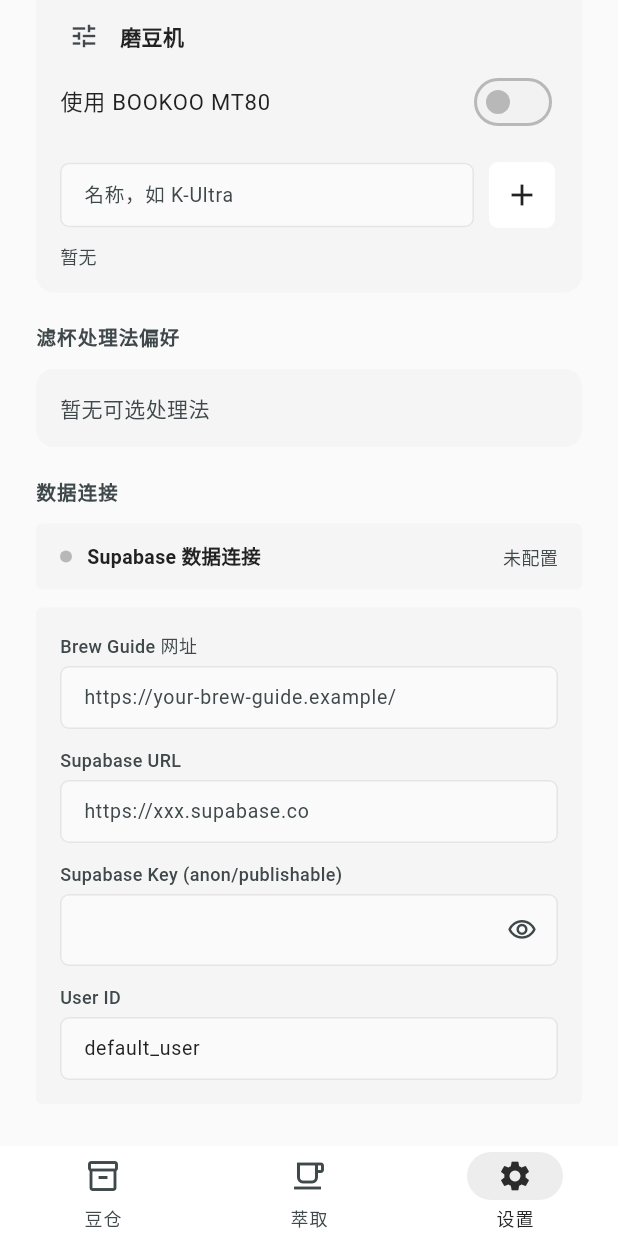
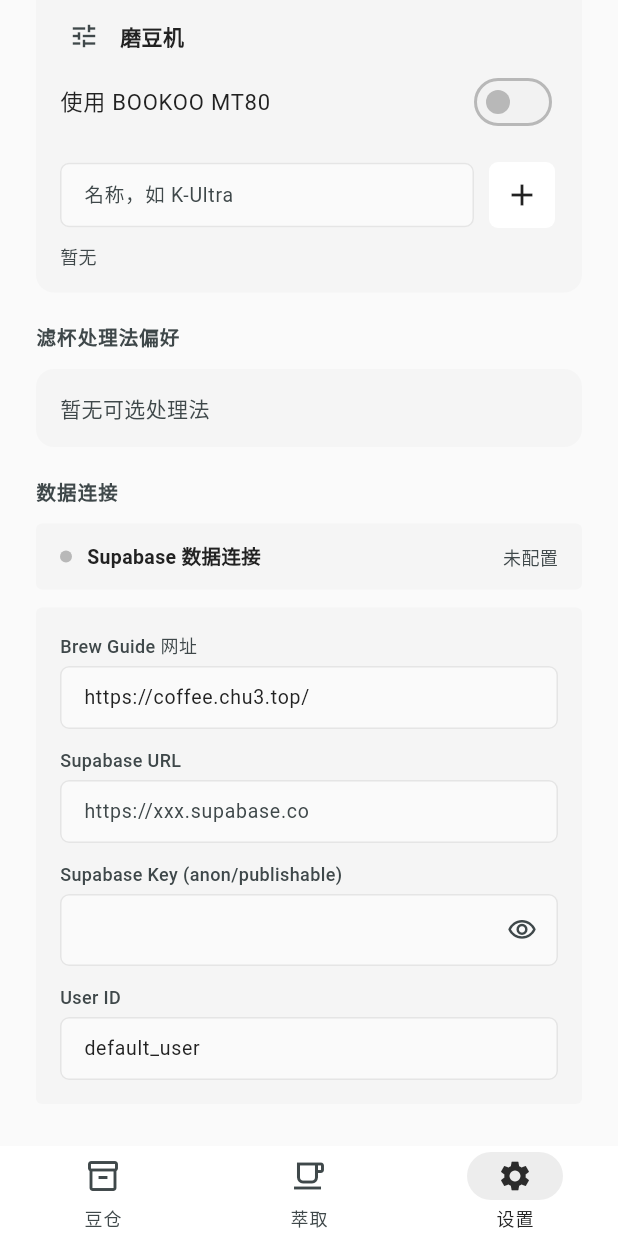
Before and after one commit to iamzzz774/bookoo-brew, a Flutter app: the screen it shows after launch, item 3 of the bottom bar chosen, scrolled down 573 dp, on a phone screen of 412 x 824 dp. Run offline on Flutter 3.47's test engine with Material 3 defaults, Android fonts, the phone set to English and light mode, and no system bars; our stand-ins replace flutter_blue_plus, permission_handler, shared_preferences, wakelock_plus, webview_flutter; missing offline and left inert: webview_flutter_android.

Commit message:
Restore original Brew Guide default URL with editable settings

```diff
--- a/lib/settings.dart
+++ b/lib/settings.dart
@@ -1,6 +1,11 @@
 import 'dart:convert';
 import 'package:shared_preferences/shared_preferences.dart';
 import 'mt80.dart';
+
+const kDefaultBrewGuideUrl = String.fromEnvironment(
+  'BREW_GUIDE_URL',
+  defaultValue: 'https://coffee.chu3.top/',
+);
 
 enum AppThemePreference { system, light, dark }
 
@@ -14,7 +19,7 @@ extension AppThemePreferenceLabel on AppThemePreference {
 
 /// brew-guide Supabase 凭证，持久化在本地。
 class Settings {
-  String brewGuideUrl = const String.fromEnvironment('BREW_GUIDE_URL');
+  String brewGuideUrl = kDefaultBrewGuideUrl;
   String supabaseUrl = '';
   String supabaseKey = '';
   String userId = 'default_user';
@@ -88,9 +93,8 @@ class Settings {
   static Future<Settings> load() async {
     final p = await SharedPreferences.getInstance();
     final s = Settings();
-    s.brewGuideUrl =
-        p.getString('brewGuideUrl') ??
-        const String.fromEnvironment('BREW_GUIDE_URL');
+    s.brewGuideUrl = p.getString('brewGuideUrl') ?? kDefaultBrewGuideUrl;
+    if (s.brewGuideUrl.trim().isEmpty) s.brewGuideUrl = kDefaultBrewGuideUrl;
     s.supabaseUrl = p.getString('supabaseUrl') ?? '';
     s.supabaseKey = p.getString('supabaseKey') ?? '';
     s.userId = p.getString('userId') ?? 'default_user';
--- a/pubspec.yaml
+++ b/pubspec.yaml
@@ -1,7 +1,7 @@
 name: bookoo_brew
 description: BOOKOO 手冲秤 → brew-guide 记录 App（BLE 连秤 + Supabase 选豆/入库）
 publish_to: 'none'
-version: 1.0.33+76
+version: 1.0.34+77
 
 environment:
   sdk: '>=3.11.0 <4.0.0'
```
Also changed, not shown: 2 other files.
